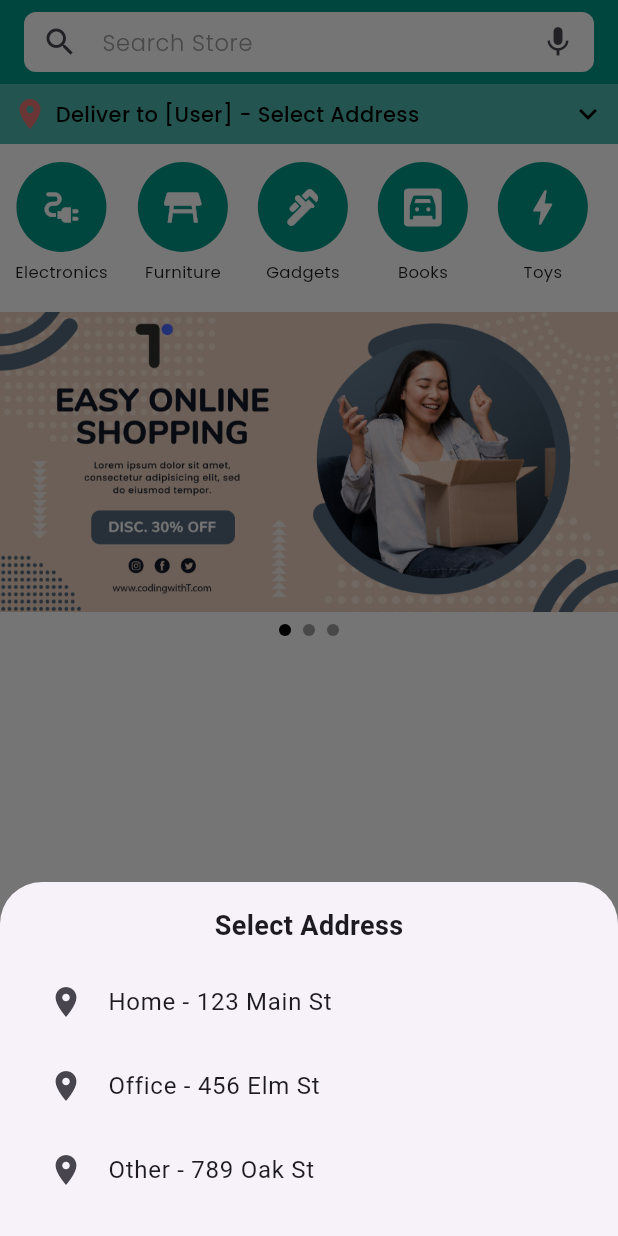
After one commit to CharanBot/OneClick, a Flutter app: the RealStore screen opened directly, after a tap on an icon or button, on a phone screen of 412 x 824 dp. The commit adds this screen. Run offline on Flutter 3.47's test engine with Material 3 defaults, Android fonts, the phone set to English and light mode, and no system bars; drawn by our look-alikes of carousel_slider; our stand-ins replace file_picker, get, iconsax, image_picker, intl_phone_field, open_filex and 1 more.

Commit message:
added new store page

```diff
--- a/lib/features/shop/home/widgets/categories.dart
+++ b/lib/features/shop/home/widgets/categories.dart
@@ -166,19 +166,3 @@ class TVerticalImageText extends StatelessWidget {
     );
   }
 }
-
-class SubCategoriesScreen extends StatelessWidget {
-  const SubCategoriesScreen({Key? key}) : super(key: key);
-
-  @override
-  Widget build(BuildContext context) {
-    return Scaffold(
-      appBar: AppBar(
-        title: const Text('Sub Categories'),
-      ),
-      body: const Center(
-        child: Text('Sub Categories Content'),
-      ),
-    );
-  }
-}
--- /dev/null
+++ b/lib/features/shop/store/real_store.dart
@@ -0,0 +1,103 @@
+import 'package:flutter/material.dart';
+import 'package:only_click/features/shop/store/widgets/address_bottomsheet.dart';
+import 'package:only_click/features/shop/store/widgets/categories.dart';
+import 'package:only_click/features/shop/store/widgets/sliderrr.dart';
+
+class RealStore extends StatelessWidget {
+  const RealStore({super.key});
+
+  @override
+  Widget build(BuildContext context) {
+    final Brightness brightnessValue =
+        MediaQuery.of(context).platformBrightness;
+    final bool darkMode = brightnessValue == Brightness.dark;
+    final List<String> banners = [
+      'assets/images/banners/banner_1.jpg',
+      'assets/images/banners/banner_7.jpg',
+      'assets/images/banners/banner_8.jpg',
+    ];
+
+    return Scaffold(
+      backgroundColor: darkMode ? Colors.grey[900] : Colors.white,
+      appBar: AppBar(
+        automaticallyImplyLeading: false,
+        backgroundColor: Colors.teal,
+        title: SizedBox(
+          height: 40,
+          child: TextField(
+            decoration: InputDecoration(
+              hintText: 'Search Store',
+              hintStyle: TextStyle(
+                  color: darkMode ? Colors.grey : Colors.grey,
+                  fontSize: 15,
+                  fontFamily: 'Poppins',
+                  fontWeight: FontWeight.w300),
+              prefixIcon: const Icon(Icons.search),
+              suffixIcon: const Icon(Icons.mic),
+              contentPadding: const EdgeInsets.only(top: 12),
+              border: OutlineInputBorder(
+                borderRadius: BorderRadius.circular(8),
+                borderSide: BorderSide.none,
+              ),
+              filled: true,
+              fillColor: Colors.white,
+            ),
+          ),
+        ),
+      ),
+      body: SingleChildScrollView(
+        child: Column(
+          crossAxisAlignment: CrossAxisAlignment.start,
+          children: [
+            // Address Selection
+            GestureDetector(
+              onTap: () => _showAddressBottomSheet(context),
+              child: Container(
+                color: Colors.teal[300],
+                padding: const EdgeInsets.all(8.0),
+                child: Row(
+                  children: [
+                    Icon(Icons.location_on, color: Colors.red[300]),
+                    const SizedBox(width: 5),
+                    Text(
+                      'Deliver to [User] - Select Address',
+                      style: TextStyle(
+                          color: darkMode ? Colors.black : Colors.black,
+                          fontWeight: FontWeight.w500,
+                          fontFamily: 'Poppins'),
+                    ),
+                    const Spacer(),
+                    const Icon(Icons.expand_more, color: Colors.black),
+                  ],
+                ),
+              ),
+            ),
+            const SizedBox(height: 12),
+            // Categories Section
+            SizedBox(
+              height: 100,
+              child: ListView(
+                scrollDirection: Axis.horizontal,
+                children: const [
+                  store_category(
+                      label: 'Electronics', icon: Icons.electrical_services),
+                  store_category(
+                      label: 'Furniture', icon: Icons.table_restaurant),
+                  store_category(label: 'Gadgets', icon: Icons.plumbing),
+                  store_category(label: 'Books', icon: Icons.garage_rounded),
+                  store_category(label: 'Toys', icon: Icons.bolt),
+                ],
+              ),
+            ),
+            // Carousel Slider Section
+            PromoSlider12(banners: banners),
+          ],
+        ),
+      ),
+    );
+  }
+
+  void _showAddressBottomSheet(BuildContext context) {
+    address_bottomsheet(context);
+  }
+}
--- a/lib/features/shop/store/store.dart
+++ b/lib/features/shop/store/store.dart
@@ -11,12 +11,12 @@ class StoreScreen extends StatelessWidget {
 
     final List<Map<String, String>> section1Data = [
       {
-        'imageUrl': 'assets/images/banners/sample_banner1.jpg',
+        'imageUrl': 'assets/images/banners/store_img1.png',
         'title': 'Company 1',
         'location': 'Location 1',
       },
       {
-        'imageUrl': 'assets/images/banners/sample_banner2.jpg',
+        'imageUrl': 'assets/images/banners/store_img2.png',
         'title': 'Company 2',
         'location': 'Location 2',
       },
--- /dev/null
+++ b/lib/features/shop/store/widgets/address_bottomsheet.dart
@@ -0,0 +1,45 @@
+// ignore_for_file: non_constant_identifier_names
+
+import 'package:flutter/material.dart';
+
+Future<dynamic> address_bottomsheet(BuildContext context) {
+  return showModalBottomSheet(
+    context: context,
+    builder: (BuildContext context) {
+      return Container(
+        padding: const EdgeInsets.all(16.0),
+        child: Column(
+          mainAxisSize: MainAxisSize.min,
+          children: [
+            const Text(
+              'Select Address',
+              style: TextStyle(fontSize: 18, fontWeight: FontWeight.bold),
+            ),
+            const SizedBox(height: 10),
+            ListTile(
+              leading: const Icon(Icons.location_on),
+              title: const Text('Home - 123 Main St'),
+              onTap: () {
+                Navigator.pop(context);
+              },
+            ),
+            ListTile(
+              leading: const Icon(Icons.location_on),
+              title: const Text('Office - 456 Elm St'),
+              onTap: () {
+                Navigator.pop(context);
+              },
+            ),
+            ListTile(
+              leading: const Icon(Icons.location_on),
+              title: const Text('Other - 789 Oak St'),
+              onTap: () {
+                Navigator.pop(context);
+              },
+            ),
+          ],
+        ),
+      );
+    },
+  );
+}
--- /dev/null
+++ b/lib/features/shop/store/widgets/categories.dart
@@ -0,0 +1,32 @@
+import 'package:flutter/material.dart';
+
+// ignore: camel_case_types
+class store_category extends StatelessWidget {
+  const store_category({
+    super.key,
+    required this.label,
+    required this.icon,
+  });
+
+  final String label;
+  final IconData icon;
+
+  @override
+  Widget build(BuildContext context) {
+    return Padding(
+      padding: const EdgeInsets.symmetric(horizontal: 10),
+      child: Column(
+        children: [
+          CircleAvatar(
+            radius: 30,
+            backgroundColor: Colors.teal,
+            child: Icon(icon, color: Colors.white, size: 30),
+          ),
+          const SizedBox(height: 5),
+          Text(label,
+              style: const TextStyle(fontSize: 11, fontFamily: 'Poppins')),
+        ],
+      ),
+    );
+  }
+}
--- /dev/null
+++ b/lib/features/shop/store/widgets/sliderrr.dart
@@ -0,0 +1,68 @@
+import 'package:carousel_slider/carousel_slider.dart';
+import 'package:flutter/material.dart';
+
+class PromoSlider12 extends StatefulWidget {
+  final List<String> banners;
+
+  const PromoSlider12({super.key, required this.banners});
+
+  @override
+  State<PromoSlider12> createState() => _PromoSlider12State();
+}
+
+class _PromoSlider12State extends State<PromoSlider12> {
+  int _currentIndex = 0;
+
+  @override
+  Widget build(BuildContext context) {
+    final bool darkMode =
+        MediaQuery.of(context).platformBrightness == Brightness.dark;
+
+    return Column(
+      children: [
+        CarouselSlider(
+          options: CarouselOptions(
+            height: 200,
+            viewportFraction: 1,
+            autoPlay: true,
+            autoPlayInterval: const Duration(seconds: 4),
+            onPageChanged: (index, reason) {
+              setState(() {
+                _currentIndex = index;
+              });
+            },
+          ),
+          items: widget.banners.map((url) {
+            return Image.asset(
+              url,
+              fit: BoxFit.cover,
+              width: double.infinity,
+            );
+          }).toList(),
+        ),
+        const SizedBox(height: 8),
+        Row(
+          mainAxisAlignment: MainAxisAlignment.center,
+          children: widget.banners.asMap().entries.map((entry) {
+            return GestureDetector(
+              onTap: () => setState(() {
+                _currentIndex = entry.key;
+              }),
+              child: Container(
+                width: 8,
+                height: 8,
+                margin: const EdgeInsets.symmetric(horizontal: 4),
+                decoration: BoxDecoration(
+                  shape: BoxShape.circle,
+                  color: _currentIndex == entry.key
+                      ? (darkMode ? Colors.white : Colors.black)
+                      : Colors.grey,
+                ),
+              ),
+            );
+          }).toList(),
+        ),
+      ],
+    );
+  }
+}
--- a/lib/nav_menu.dart
+++ b/lib/nav_menu.dart
@@ -4,7 +4,8 @@ import 'package:iconsax/iconsax.dart';
 import 'package:only_click/features/personalisation/chat/chat_list_page.dart';
 import 'package:only_click/features/shop/home/home.dart';
 import 'package:only_click/features/personalisation/profile/account_settings.dart';
-import 'package:only_click/features/shop/store/store.dart';
+import 'package:only_click/features/shop/store/real_store.dart';
+// import 'package:only_click/features/shop/store/store.dart';
 
 class NavigationMenu extends StatelessWidget {
   const NavigationMenu({Key? key}) : super(key: key);
@@ -68,7 +69,8 @@ class NavigationController extends GetxController {
 
   final screens = [
     const HomeScreen(),
-    const StoreScreen(),
+    // const StoreScreen(),
+    const RealStore(),
     const ChatListPage(),
     const AccountPage(),
   ];
```
Also changed, not shown: assets/images/banners/store_img1.png (added), assets/images/banners/store_img2.png (added).
